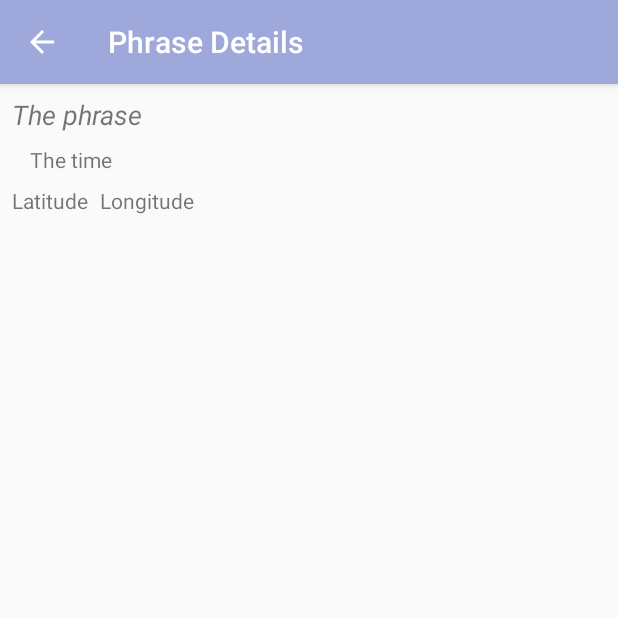
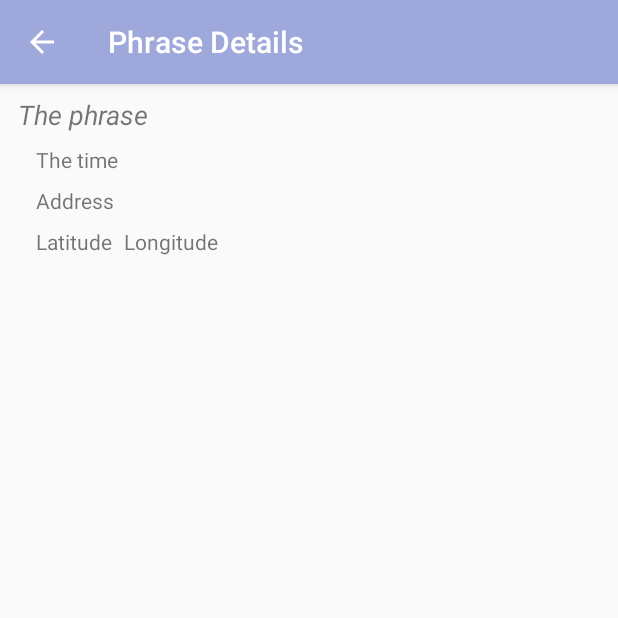
Before and after one commit to stairs1/memory-expansion-tools, an Android app: the ViewPhraseActivity screen opened directly, with no data from a screen before it, on a phone screen of 412 x 824 dp, the top half of it. Run offline under Robolectric (Android 15) with nearby library versions, the phone set to English and light mode, and no system bars; our stand-ins replace Room's generated code; 8 statements that could not run were skipped.

Commit message:
addresses

```diff
--- a/JetpackSAM/app/src/main/java/com/example/jetpacksam/ViewPhraseActivity.java
+++ b/JetpackSAM/app/src/main/java/com/example/jetpacksam/ViewPhraseActivity.java
@@ -22,6 +22,7 @@ public class ViewPhraseActivity extends AppCompatActivity {
     private TextView dateholder;
     private TextView latitudeholder;
     private TextView longitudeholder;
+    private TextView addressholder;
 
     @Override
     protected void onCreate(Bundle savedInstanceState) {
@@ -38,18 +39,20 @@ public class ViewPhraseActivity extends AppCompatActivity {
         dateholder = findViewById(R.id.phrase_detail_date);
         latitudeholder = findViewById(R.id.latitude_textfield);
         longitudeholder = findViewById(R.id.longitude_textview);
+        addressholder = findViewById(R.id.address_textfield);
 
         mPhraseViewModel.getPhrase(phraseID).observe(this, new Observer<Phrase>() {
             @Override
             public void onChanged(@Nullable final Phrase phrase) {
                 Date stamp = phrase.getTimestamp();
                 Location location = phrase.getLocation();
-                Log.d(LOG_TAG, "lon: " + String.valueOf(location.getLongitude()));
-                SimpleDateFormat formatter = new SimpleDateFormat("- EEE, MMM d u. h:mm:ss a");
+                Log.d(LOG_TAG, "address: " + phrase.getAddress());
+                SimpleDateFormat formatter = new SimpleDateFormat("EEEE, MMM d yyyy. h:mm:ss a");
                 dateholder.setText(formatter.format(stamp));
                 phraseholder.setText(phrase.getPhrase());
-                latitudeholder.setText(String.valueOf(location.getLatitude()));
-                longitudeholder.setText(String.valueOf(location.getLongitude()));
+                latitudeholder.setText("lat: " + String.valueOf(location.getLatitude()));
+                longitudeholder.setText("lon: " + String.valueOf(location.getLongitude()));
+                addressholder.setText(phrase.getAddress());
             }
         });
 
--- a/JetpackSAM/app/src/main/res/layout/content_view_phrase.xml
+++ b/JetpackSAM/app/src/main/res/layout/content_view_phrase.xml
@@ -4,6 +4,7 @@
     xmlns:tools="http://schemas.android.com/tools"
     android:layout_width="match_parent"
     android:layout_height="match_parent"
+    android:layout_margin="8dp"
     app:layout_behavior="@string/appbar_scrolling_view_behavior"
     tools:context=".ViewPhraseActivity"
     tools:showIn="@layout/activity_view_phrase">
@@ -12,7 +13,7 @@
         android:id="@+id/phrase_detail_date"
         android:layout_width="wrap_content"
         android:layout_height="wrap_content"
-        android:layout_marginStart="20dp"
+        android:layout_marginStart="16dp"
         android:layout_marginTop="8dp"
         android:text="The time"
         app:layout_constraintStart_toStartOf="parent"
@@ -22,9 +23,8 @@
         android:id="@+id/phrase_detail_phrase"
         android:layout_width="wrap_content"
         android:layout_height="wrap_content"
-        android:layout_marginStart="8dp"
-        android:layout_marginTop="8dp"
         android:text="The phrase"
+        android:layout_marginStart="4dp"
         android:textSize="18sp"
         android:textStyle="italic"
         app:layout_constraintStart_toStartOf="parent"
@@ -34,11 +34,11 @@
         android:id="@+id/latitude_textfield"
         android:layout_width="wrap_content"
         android:layout_height="wrap_content"
-        android:layout_marginStart="8dp"
+        android:layout_marginStart="16dp"
         android:layout_marginTop="8dp"
         android:text="Latitude"
         app:layout_constraintStart_toStartOf="parent"
-        app:layout_constraintTop_toBottomOf="@+id/phrase_detail_date" />
+        app:layout_constraintTop_toBottomOf="@+id/address_textfield" />
 
     <TextView
         android:id="@+id/longitude_textview"
@@ -48,5 +48,16 @@
         android:layout_marginTop="8dp"
         android:text="Longitude"
         app:layout_constraintStart_toEndOf="@+id/latitude_textfield"
+        app:layout_constraintTop_toBottomOf="@+id/address_textfield" />
+
+    <TextView
+        android:id="@+id/address_textfield"
+        android:layout_width="wrap_content"
+        android:layout_height="wrap_content"
+        android:layout_marginStart="16dp"
+        android:layout_marginTop="8dp"
+        android:text="Address"
+        app:layout_constraintStart_toStartOf="parent"
         app:layout_constraintTop_toBottomOf="@+id/phrase_detail_date" />
+
 </androidx.constraintlayout.widget.ConstraintLayout>
```
Also changed, not shown: JetpackSAM/app/src/main/java/com/example/jetpacksam/Converters.java (+12 -0 lines), JetpackSAM/app/src/main/java/com/example/jetpacksam/MainActivity.java (+14 -3 lines), JetpackSAM/app/src/main/java/com/example/jetpacksam/Phrase.java (+7 -1 lines).
